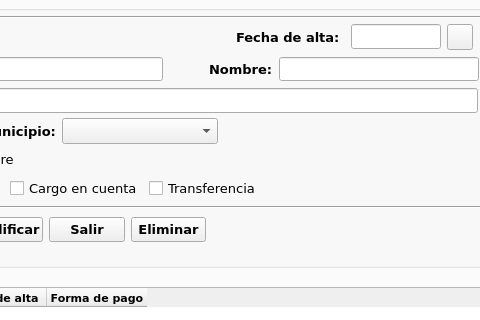
Qt form window.ui (beafaro/farocarrera) before a commit; both pictures show x 426 to 906 and y 140 to 460 of the 1024 by 800 pixel window.
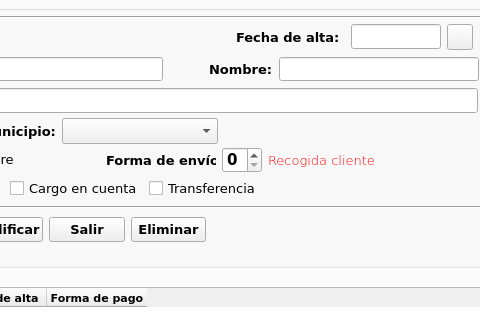
The same form after that commit. Icons and pictures are not drawn.

```diff
--- a/window.ui
+++ b/window.ui
@@ -797,6 +797,59 @@
         </item>
        </layout>
       </widget>
+      <widget class="QWidget" name="">
+       <property name="geometry">
+        <rect>
+         <x>460</x>
+         <y>160</y>
+         <width>269</width>
+         <height>26</height>
+        </rect>
+       </property>
+       <layout class="QHBoxLayout" name="horizontalLayout_9">
+        <item>
+         <widget class="QLabel" name="lblFormaEnvio">
+          <property name="font">
+           <font>
+            <pointsize>10</pointsize>
+            <weight>75</weight>
+            <bold>true</bold>
+           </font>
+          </property>
+          <property name="text">
+           <string>Forma de envío</string>
+          </property>
+         </widget>
+        </item>
+        <item>
+         <widget class="QSpinBox" name="spinEnvio">
+          <property name="maximum">
+           <number>3</number>
+          </property>
+         </widget>
+        </item>
+        <item>
+         <widget class="QLabel" name="lblEnvio">
+          <property name="font">
+           <font>
+            <family>Verdana</family>
+            <pointsize>10</pointsize>
+            <weight>9</weight>
+            <italic>false</italic>
+            <bold>false</bold>
+           </font>
+          </property>
+          <property name="styleSheet">
+           <string notr="true">font: 75 10pt &quot;Verdana&quot;;
+color: rgb(255, 0, 0);</string>
+          </property>
+          <property name="text">
+           <string>Recogida cliente</string>
+          </property>
+         </widget>
+        </item>
+       </layout>
+      </widget>
      </widget>
      <widget class="QTableWidget" name="tabClientes">
       <property name="geometry">
```
